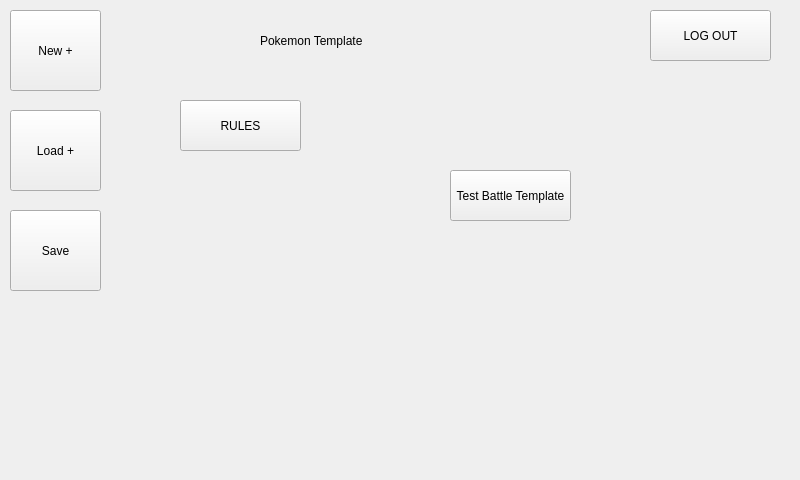
PaulNowak36/Kritical-Hit, file Dev/KriticalHit_App/templatemainmenu.ui: the form before one commit.
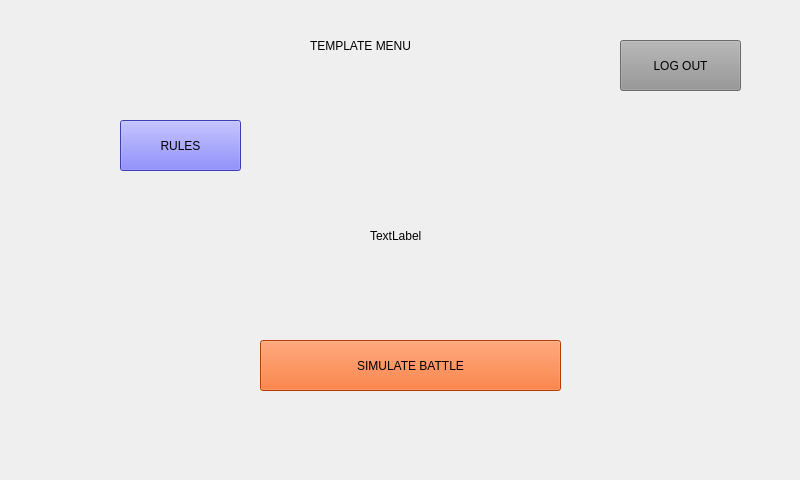
The form after the commit.

Commit message: reworked main template menu interface

```diff
--- a/Dev/KriticalHit_App/templatemainmenu.ui
+++ b/Dev/KriticalHit_App/templatemainmenu.ui
@@ -22,29 +22,45 @@
      <height>491</height>
     </rect>
    </property>
+   <property name="styleSheet">
+    <string notr="true">QPushButton.templateButton {
+    font-family: &quot;Press Start 2P&quot;;
+    font-size: 10px;
+    color: rgb(255, 255, 255);
+    background-color: orange; 
+    border: 2px solid #000000;
+    border-radius: 10px;
+	min-width: 170px;
+    max-width: 170px;
+    padding-top: 10px;
+    padding-bottom: 10px;
+    padding-left: 6px;
+    padding-right: 6px;
+}
+
+QPushButton#logOut_Button2 {
+	background-color: rgb(148, 148, 148);
+}
+
+QPushButton#rules_Button {
+	 background-color: rgb(85, 85, 255);
+}
+
+QPushButton#simulation_Button {
+	background-color: rgb(255, 85, 0);
+}
+
+QLabel {
+	font: 16pt &quot;Press Start 2P&quot;;
+}
+</string>
+   </property>
    <widget class="QWidget" name="templatePokemon_page">
-    <widget class="QLabel" name="templateName_Label1">
-     <property name="geometry">
-      <rect>
-       <x>260</x>
-       <y>20</y>
-       <width>261</width>
-       <height>41</height>
-      </rect>
-     </property>
-     <property name="styleSheet">
-      <string notr="true">font: 900 30pt &quot;Segoe UI&quot;;
-color: rgb(0, 0, 0);</string>
-     </property>
-     <property name="text">
-      <string>Pokemon Template</string>
-     </property>
-    </widget>
     <widget class="QPushButton" name="logOut_Button2">
      <property name="geometry">
       <rect>
-       <x>650</x>
-       <y>10</y>
+       <x>620</x>
+       <y>40</y>
        <width>121</width>
        <height>51</height>
       </rect>
@@ -53,63 +69,24 @@
       <string>LOG OUT</string>
      </property>
     </widget>
-    <widget class="QPushButton" name="newTemplate_Button2">
-     <property name="geometry">
-      <rect>
-       <x>10</x>
-       <y>10</y>
-       <width>91</width>
-       <height>81</height>
-      </rect>
-     </property>
-     <property name="text">
-      <string>New +</string>
-     </property>
-    </widget>
-    <widget class="QPushButton" name="loadTemplate_Button2">
-     <property name="geometry">
-      <rect>
-       <x>10</x>
-       <y>110</y>
-       <width>91</width>
-       <height>81</height>
-      </rect>
-     </property>
-     <property name="text">
-      <string>Load +</string>
-     </property>
-    </widget>
-    <widget class="QPushButton" name="saveTemplate_Button">
-     <property name="geometry">
-      <rect>
-       <x>10</x>
-       <y>210</y>
-       <width>91</width>
-       <height>81</height>
-      </rect>
-     </property>
-     <property name="text">
-      <string>Save</string>
-     </property>
-    </widget>
     <widget class="QPushButton" name="simulation_Button">
      <property name="geometry">
       <rect>
-       <x>450</x>
-       <y>170</y>
-       <width>121</width>
+       <x>260</x>
+       <y>340</y>
+       <width>301</width>
        <height>51</height>
       </rect>
      </property>
      <property name="text">
-      <string>Test Battle Template</string>
+      <string>SIMULATE BATTLE</string>
      </property>
     </widget>
     <widget class="QPushButton" name="rules_Button">
      <property name="geometry">
       <rect>
-       <x>180</x>
-       <y>100</y>
+       <x>120</x>
+       <y>120</y>
        <width>121</width>
        <height>51</height>
       </rect>
@@ -118,6 +95,32 @@
       <string>RULES</string>
      </property>
     </widget>
+    <widget class="QLabel" name="vs_Label">
+     <property name="geometry">
+      <rect>
+       <x>370</x>
+       <y>170</y>
+       <width>71</width>
+       <height>131</height>
+      </rect>
+     </property>
+     <property name="text">
+      <string>TextLabel</string>
+     </property>
+    </widget>
+    <widget class="QLabel" name="templateMenu_Label">
+     <property name="geometry">
+      <rect>
+       <x>310</x>
+       <y>20</y>
+       <width>211</width>
+       <height>51</height>
+      </rect>
+     </property>
+     <property name="text">
+      <string>TEMPLATE MENU</string>
+     </property>
+    </widget>
    </widget>
    <widget class="QWidget" name="page_2"/>
   </widget>
```
The commit also changes 16 other files.
